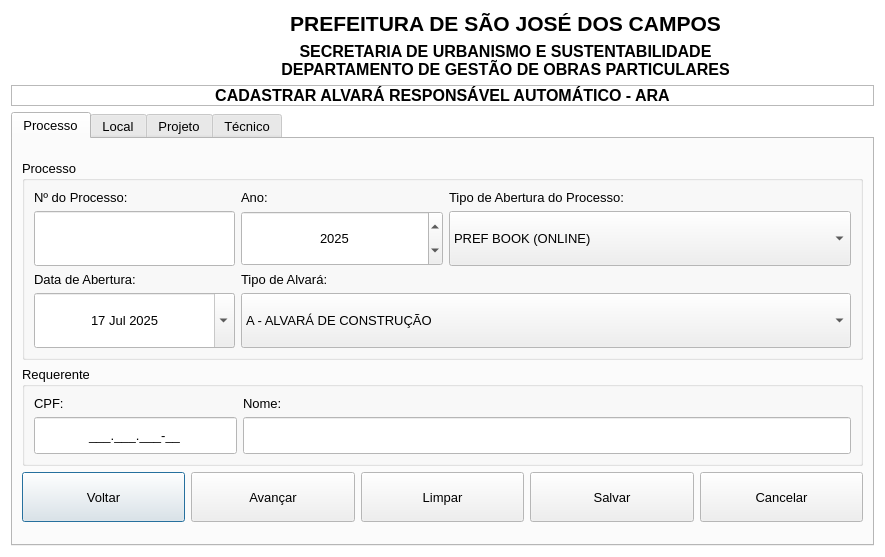
Qt form ara_manager/ara_manager_dialog_cadastrar.ui (hiagoesc/GerenciadorARA) before a commit.
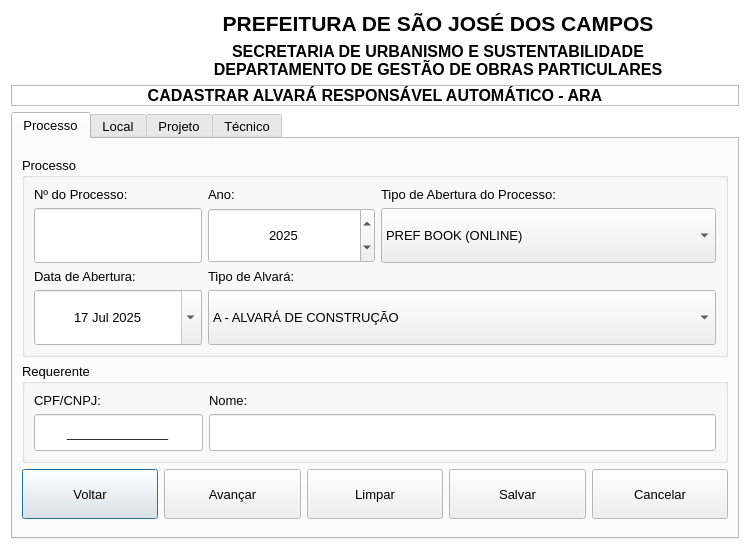
The same form after that commit. The open tabs and pages were chosen to show the change. Icons and pictures are not drawn.

```diff
--- a/ara_manager/ara_manager_dialog_cadastrar.ui
+++ b/ara_manager/ara_manager_dialog_cadastrar.ui
@@ -6,12 +6,12 @@
    <rect>
     <x>0</x>
     <y>0</y>
-    <width>885</width>
-    <height>557</height>
+    <width>750</width>
+    <height>550</height>
    </rect>
   </property>
   <property name="sizePolicy">
-   <sizepolicy hsizetype="Expanding" vsizetype="Expanding">
+   <sizepolicy hsizetype="Ignored" vsizetype="Expanding">
     <horstretch>0</horstretch>
     <verstretch>0</verstretch>
    </sizepolicy>
@@ -647,7 +647,7 @@
                      </sizepolicy>
                     </property>
                     <property name="text">
-                     <string>CPF:</string>
+                     <string>CPF/CNPJ:</string>
                     </property>
                    </widget>
                   </item>
@@ -678,7 +678,7 @@
                      </font>
                     </property>
                     <property name="inputMask">
-                     <string>000.000.000-00;_</string>
+                     <string>00000000000000;_</string>
                     </property>
                     <property name="alignment">
                      <set>Qt::AlignCenter</set>
```
Left out of the diff: 8 changed lines with no effect on the pictures.
